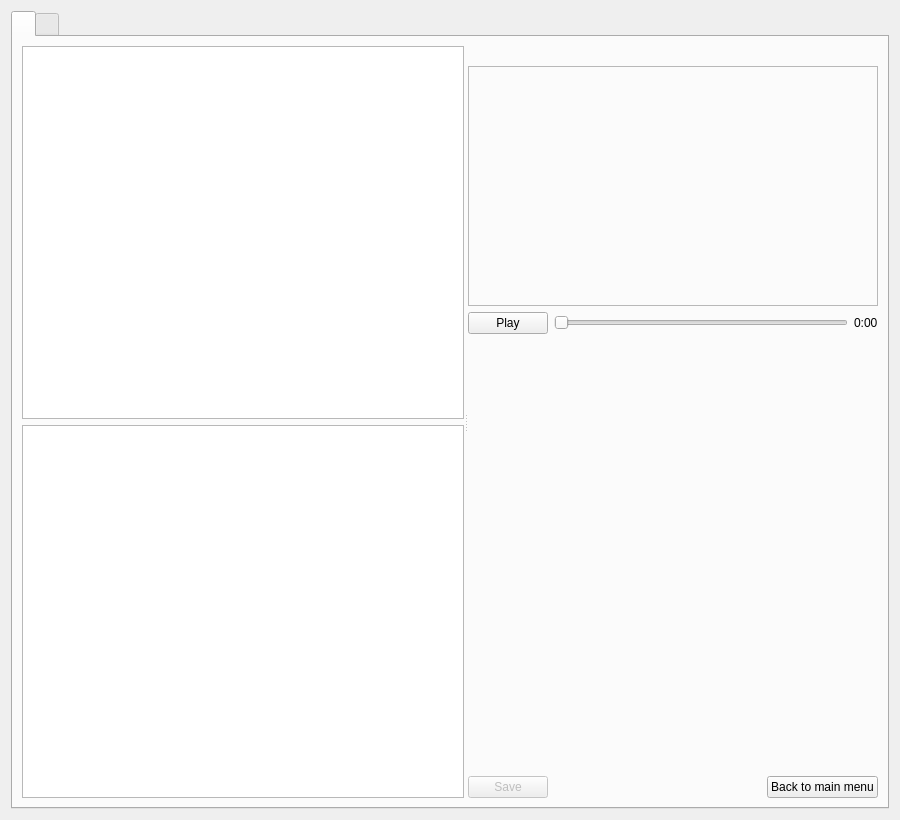
Above: library/librarywindow.ui from trafficman/commcut before the change. Below: the same form after it.
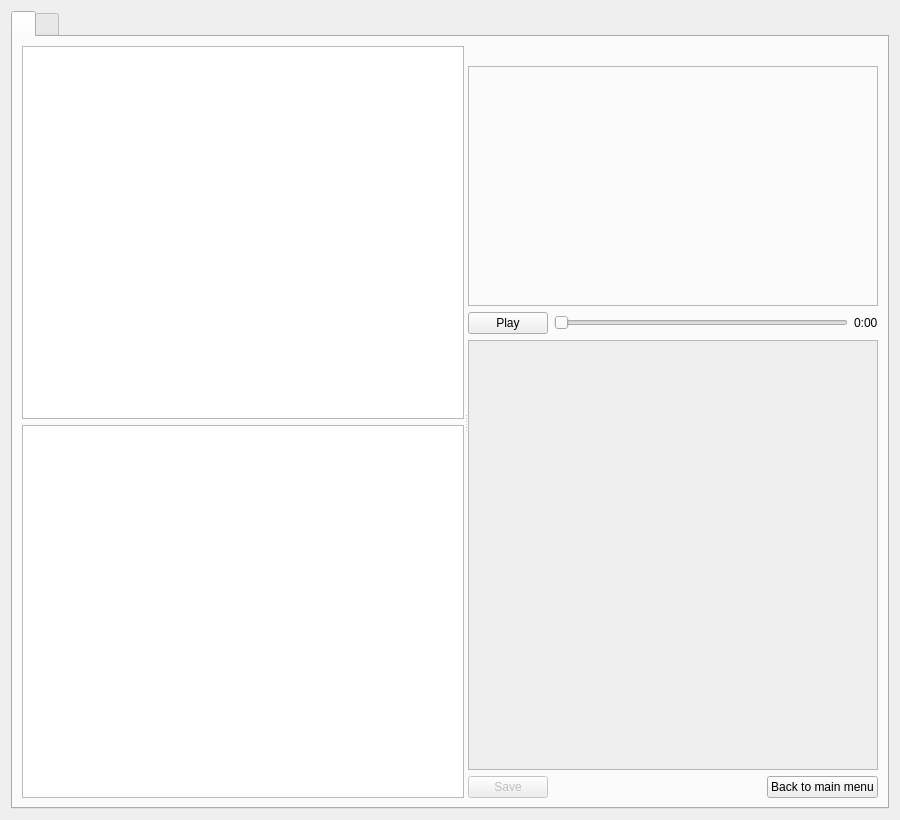
That is the form after the change. Custom widgets are drawn as their Qt base class.

Commit message: #55, no minimum window heights above 720

```diff
--- a/library/librarywindow.ui
+++ b/library/librarywindow.ui
@@ -12,8 +12,8 @@
   </property>
   <property name="minimumSize">
    <size>
-    <width>760</width>
-    <height>820</height>
+    <width>800</width>
+    <height>720</height>
    </size>
   </property>
   <property name="windowTitle">
@@ -83,6 +83,12 @@
           </layout>
          </widget>
          <widget class="QWidget" name="clipPane" native="true">
+          <property name="minimumSize">
+           <size>
+            <width>400</width>
+            <height>0</height>
+           </size>
+          </property>
           <layout class="QVBoxLayout" name="clipLayout">
            <item>
             <widget class="QLabel" name="labelClipName">
@@ -136,6 +142,21 @@
             </layout>
            </item>
            <item>
+            <widget class="QScrollArea" name="scrollArea">
+             <property name="widgetResizable">
+              <bool>true</bool>
+             </property>
+             <widget class="QWidget" name="scrollAreaWidgetContents">
+              <property name="geometry">
+               <rect>
+                <x>0</x>
+                <y>0</y>
+                <width>403</width>
+                <height>396</height>
+               </rect>
+              </property>
+              <layout class="QVBoxLayout" name="verticalLayout_2">
+               <item>
             <widget class="TagForm" name="tagForm" native="true"/>
            </item>
            <item>
@@ -170,6 +191,10 @@
               </size>
              </property>
             </spacer>
+               </item>
+              </layout>
+             </widget>
+            </widget>
            </item>
            <item>
             <layout class="QHBoxLayout" name="clipButtons">
```
Left out of the diff: 3 changed lines with no effect on the pictures. Lines whose indentation alone changed are shown as unchanged. The commit also changes 1 other file.
